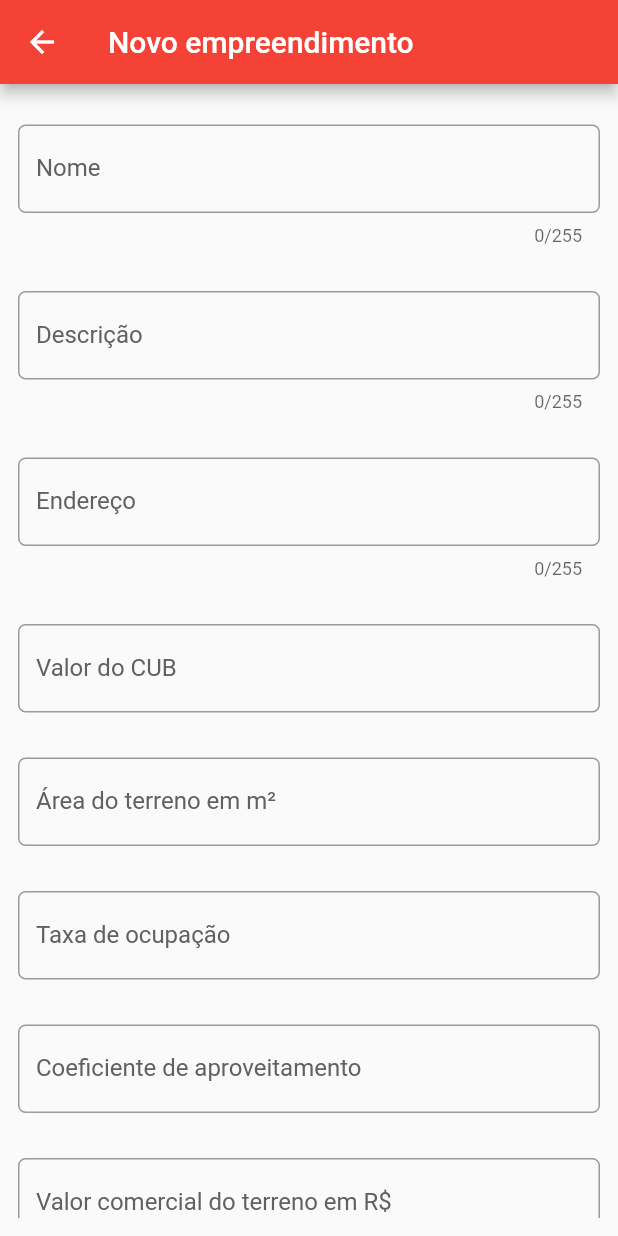
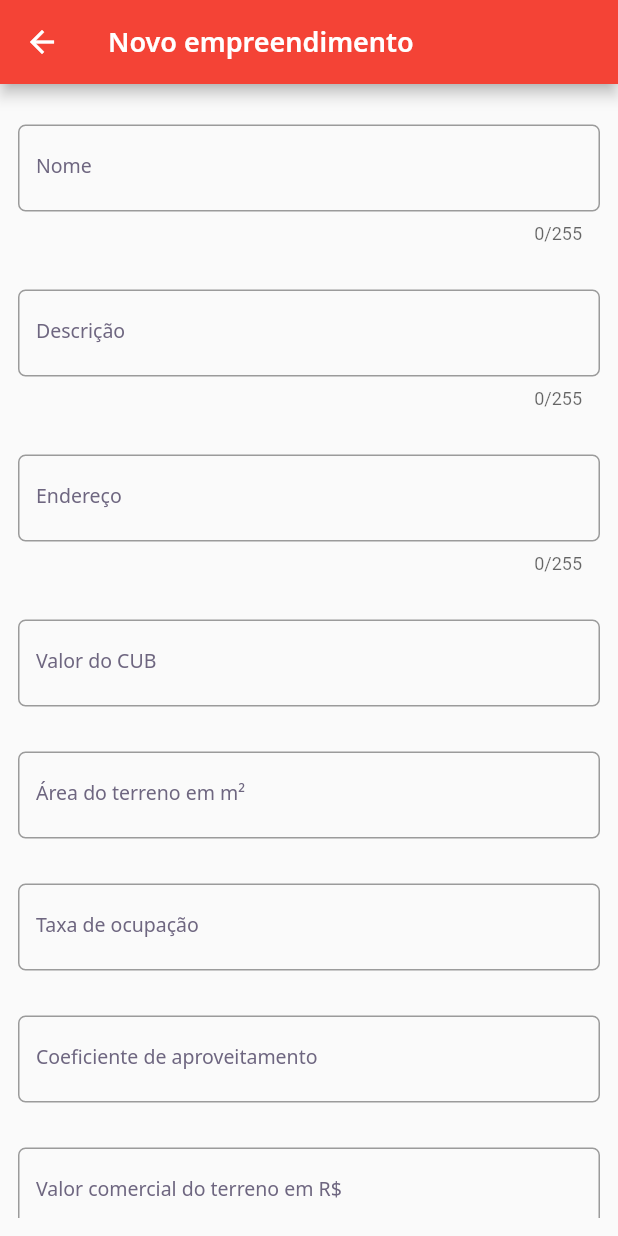
Before and after one commit to fviel/cve_app, a Flutter app: the screen it shows after launch, after a tap on the "add" icon, on a phone screen of 412 x 824 dp. Run offline on Flutter 3.47's test engine with Material 2 defaults, Android fonts, the phone set to English and light mode, and no system bars; our stand-ins replace flutter_spinkit, google_fonts, sqflite; accounts and stored records are empty.

Commit message:
Adicionado arquivo de estilos

```diff
--- /dev/null
+++ b/lib/shared/app_colors.dart
@@ -0,0 +1,38 @@
+import 'package:flutter/material.dart';
+
+class AppColors {
+  static final Color purple = Color(0xFF8257E5);
+  static final Color white = Color(0xFFFFFFFF);
+  static final Color black = Color(0xFF514766);
+  static final Color grey = Color(0xFF6E6680);
+  static final Color lightGrey = Color(0xFFA6A1B2);
+  static final Color border = Color(0xFFE1E1E6);
+  static final Color chartSecondary = Color(0xFFE1E6E3);
+  static final Color chartPrimary = darkGreen;
+
+  //Greens
+  static final Color lightGreen = Color(0xFFE1F5EC);
+  static final Color green = Color(0xFFB8DBCB);
+  static final Color darkGreen = Color(0xFF04D361);
+
+  //Reds
+  static final Color lightRed = Color(0xFFF5E9EC);
+  static final Color red = Color(0xFFE5C5CF);
+  static final Color darkRed = Color(0xFFCC3750);
+
+  //LevelButton
+  static final Color levelButtonFacil = Color(0xFFEBEBFC);
+  static final Color levelButtonMedio = lightGreen;
+  static final Color levelButtonDificil = Color(0xFFF5EFE9);
+  static final Color levelButtonPerito = lightRed;
+
+  static final Color levelButtonBorderFacil = Color(0xFFCECEF5);
+  static final Color levelButtonBorderMedio = green;
+  static final Color levelButtonBorderDificil = Color(0xFFE5D5C5);
+  static final Color levelButtonBorderPerito = red;
+
+  static final Color levelButtonTextFacil = Color(0xFF6363DB);
+  static final Color levelButtonTextMedio = darkGreen;
+  static final Color levelButtonTextDificil = Color(0xFFE8891C);
+  static final Color levelButtonTextPerito = darkRed;
+}
--- /dev/null
+++ b/lib/shared/app_text_styles.dart
@@ -0,0 +1,87 @@
+import 'package:flutter/material.dart';
+import 'package:google_fonts/google_fonts.dart';
+
+import 'app_colors.dart';
+
+class AppTextStyles {
+  static final TextStyle title = GoogleFonts.notoSans(
+    color: AppColors.white,
+    fontSize: 20,
+    fontWeight: FontWeight.w400,
+  );
+
+  static final TextStyle titleBold = GoogleFonts.notoSans(
+    color: AppColors.white,
+    fontSize: 20,
+    fontWeight: FontWeight.w600,
+  );
+
+  static final TextStyle heading = GoogleFonts.notoSans(
+    color: AppColors.white,
+    fontSize: 18,
+    fontWeight: FontWeight.w600,
+  );
+
+  static final TextStyle heading40 = GoogleFonts.notoSans(
+    color: AppColors.black,
+    fontSize: 40,
+    fontWeight: FontWeight.w600,
+  );
+
+  static final TextStyle heading15 = GoogleFonts.notoSans(
+    color: AppColors.black,
+    fontSize: 15,
+    fontWeight: FontWeight.w600,
+  );
+
+  static final TextStyle body = GoogleFonts.notoSans(
+    color: AppColors.grey,
+    fontSize: 13,
+    fontWeight: FontWeight.normal,
+  );
+
+  static final TextStyle bodyBold = GoogleFonts.notoSans(
+    color: AppColors.grey,
+    fontSize: 13,
+    fontWeight: FontWeight.bold,
+  );
+
+  static final TextStyle bodylightGrey = GoogleFonts.notoSans(
+    color: AppColors.lightGreen,
+    fontSize: 13,
+    fontWeight: FontWeight.normal,
+  );
+  static final TextStyle bodyDarkGreen = GoogleFonts.notoSans(
+    color: AppColors.darkGreen,
+    fontSize: 13,
+    fontWeight: FontWeight.w500,
+  );
+
+  static final TextStyle bodyDarkRed = GoogleFonts.notoSans(
+    color: AppColors.darkRed,
+    fontSize: 13,
+    fontWeight: FontWeight.w500,
+  );
+
+  static final TextStyle body20 = GoogleFonts.notoSans(
+    color: AppColors.grey,
+    fontSize: 20,
+    fontWeight: FontWeight.normal,
+  );
+  static final TextStyle bodyLightGrey20 = GoogleFonts.notoSans(
+    color: AppColors.lightGrey,
+    fontSize: 20,
+    fontWeight: FontWeight.normal,
+  );
+
+  static final TextStyle bodyWhite20 = GoogleFonts.notoSans(
+    color: AppColors.white,
+    fontSize: 20,
+    fontWeight: FontWeight.normal,
+  );
+  static final TextStyle body11 = GoogleFonts.notoSans(
+    color: AppColors.grey,
+    fontSize: 11,
+    fontWeight: FontWeight.normal,
+  );
+}
--- a/lib/telas/adicionarEmpreendimento.dart
+++ b/lib/telas/adicionarEmpreendimento.dart
@@ -1,4 +1,5 @@
 import 'package:cve_app/empreendimentos/entities/empreendimento.dart';
+import 'package:cve_app/shared/app_text_styles.dart';
 import 'package:cve_app/utils/databasehelper.dart';
 import 'package:flutter/cupertino.dart';
 import 'package:flutter/material.dart';
@@ -85,10 +86,11 @@ class _AdicionarEmpreendimentoState extends State<AdicionarEmpreendimento> {
   ///Método para retornar a lista de cards
   Padding getEmpreendimentoListView() {
     //define um estilo de texto
-    TextStyle textStyle = Theme.of(context).textTheme.subtitle1;
-    textStyle = textStyle.merge(TextStyle(color:Colors.grey[700]));
+    // TextStyle textStyle = Theme.of(context).textTheme.subtitle1;
+    // textStyle = textStyle.merge(TextStyle(color:Colors.grey[700]));
+    TextStyle textStyle = AppTextStyles.body;
 
-
+//
     return Padding(
       padding: EdgeInsets.all(12.0),
       child: Form(
@@ -409,7 +411,8 @@ class _AdicionarEmpreendimentoState extends State<AdicionarEmpreendimento> {
   /// itens da stack
   AppBar getAppBar() {
     return AppBar(
-      title: Text('Novo empreendimento'),
+      title: Text('Novo empreendimento',
+      style: AppTextStyles.heading,),
       leading: IconButton(
         icon: Icon(
           Icons.arrow_back,
@@ -505,8 +508,11 @@ class _AdicionarEmpreendimentoState extends State<AdicionarEmpreendimento> {
 
   void _showAlertDialog(String titulo, String conteudo) {
     AlertDialog alertDialog = AlertDialog(
-      title: Text(titulo),
-      content: Text(conteudo),
+      title: Text(titulo,
+        style: AppTextStyles.heading,),
+      content: Text(conteudo,
+      style: AppTextStyles.body,
+      ),
     );
     showDialog(
       context: context,
--- a/lib/telas/listarEmpreendimentos.dart
+++ b/lib/telas/listarEmpreendimentos.dart
@@ -1,4 +1,5 @@
 import 'package:cve_app/empreendimentos/entities/empreendimento.dart';
+import 'package:cve_app/shared/app_text_styles.dart';
 import 'package:flutter/material.dart';
 import 'package:cve_app/utils/databasehelper.dart';
 import 'package:sqflite/sqflite.dart';
@@ -116,11 +117,11 @@ class _ListarEmpreendimentosState extends State<ListarEmpreendimentos> {
           SizedBox(width: 2),
           Text(
             'Empreendimentos',
-            style: TextStyle(
-              fontSize: 16.0,
-              color: Colors.white,
+            // style: TextStyle(
+            //   fontSize: 16.0,
+            //   color: Colors.white,
+            style: AppTextStyles.heading,
             ),
-          ),
         ],
       ),
         actions: <Widget>[
--- a/lib/widgets/topBar.dart
+++ b/lib/widgets/topBar.dart
@@ -1,3 +1,4 @@
+import 'package:cve_app/shared/app_text_styles.dart';
 import 'package:flutter/material.dart';
 
 class TopBar extends StatelessWidget {
@@ -14,10 +15,11 @@ class TopBar extends StatelessWidget {
         SizedBox(width: 2),
         Text(
           'Exibir Empreendimento',
-          style: TextStyle(
-            fontSize: 16.0,
-            color: Colors.white,
-          ),
+          // style: TextStyle(
+          //   fontSize: 16.0,
+          //   color: Colors.white,
+          // ),
+          style: AppTextStyles.heading,
         ),
       ],
     );
--- a/pubspec.yaml
+++ b/pubspec.yaml
@@ -27,6 +27,7 @@ dependencies:
   sqflite:
   path:
   path_provider:
+  google_fonts: ^2.0.0
 
   # The following adds the Cupertino Icons font to your application.
   # Use with the CupertinoIcons class for iOS style icons.
```
Also changed, not shown: pubspec.lock.
